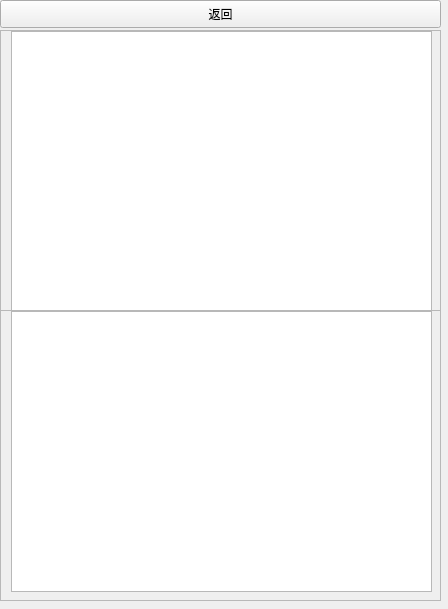
The window that UI/extentDetect/subExtentDetect/ScanBuilder.ui (Whitepinkwolf/Code-Reviewer-Porject) describes before a commit, drawn with Qt 5.
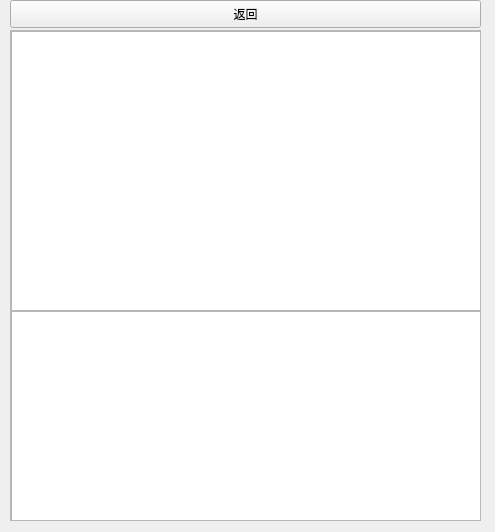
The same window after the commit. Custom widgets are drawn as their Qt base class.

```diff
--- a/UI/extentDetect/subExtentDetect/ScanBuilder.ui
+++ b/UI/extentDetect/subExtentDetect/ScanBuilder.ui
@@ -6,8 +6,8 @@
    <rect>
     <x>0</x>
     <y>0</y>
-    <width>448</width>
-    <height>609</height>
+    <width>495</width>
+    <height>532</height>
    </rect>
   </property>
   <property name="windowTitle">
@@ -16,9 +16,9 @@
   <widget class="QScrollArea" name="scrollArea">
    <property name="geometry">
     <rect>
-     <x>0</x>
+     <x>10</x>
      <y>30</y>
-     <width>441</width>
+     <width>471</width>
      <height>281</height>
     </rect>
    </property>
@@ -30,16 +30,16 @@
      <rect>
       <x>0</x>
       <y>0</y>
-      <width>439</width>
+      <width>469</width>
       <height>279</height>
      </rect>
     </property>
     <widget class="Browser" name="te_html">
      <property name="geometry">
       <rect>
-       <x>10</x>
+       <x>0</x>
        <y>0</y>
-       <width>421</width>
+       <width>471</width>
        <height>281</height>
       </rect>
      </property>
@@ -49,10 +49,10 @@
   <widget class="QScrollArea" name="scrollArea_2">
    <property name="geometry">
     <rect>
-     <x>0</x>
+     <x>10</x>
      <y>310</y>
-     <width>441</width>
-     <height>291</height>
+     <width>471</width>
+     <height>211</height>
     </rect>
    </property>
    <property name="widgetResizable">
@@ -63,17 +63,17 @@
      <rect>
       <x>0</x>
       <y>0</y>
-      <width>439</width>
-      <height>289</height>
+      <width>469</width>
+      <height>209</height>
      </rect>
     </property>
     <widget class="QTextEdit" name="te_res">
      <property name="geometry">
       <rect>
-       <x>10</x>
+       <x>0</x>
        <y>0</y>
-       <width>421</width>
-       <height>281</height>
+       <width>481</width>
+       <height>211</height>
       </rect>
      </property>
     </widget>
@@ -82,9 +82,9 @@
   <widget class="QPushButton" name="pb_back">
    <property name="geometry">
     <rect>
-     <x>0</x>
+     <x>10</x>
      <y>0</y>
-     <width>441</width>
+     <width>471</width>
      <height>28</height>
     </rect>
    </property>
```
